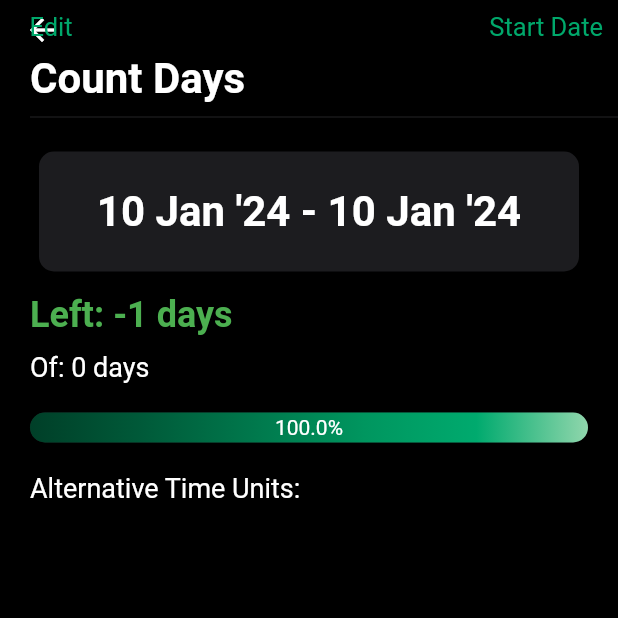
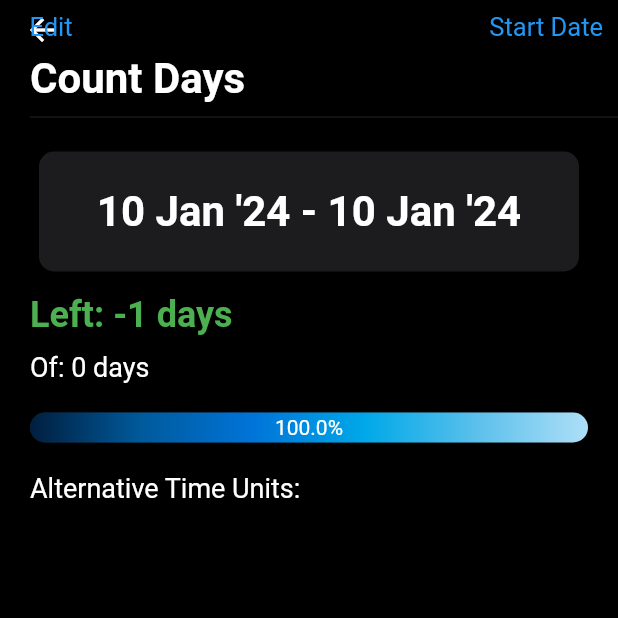
Before and after one commit to Tombiczek/Count-Days-Flutter, a Flutter app: the Timer screen opened directly with empty values, on a phone screen of 412 x 824 dp, the top half of it. Run offline on Flutter 3.47's test engine with Material 2 defaults, Android fonts, the phone set to English and light mode, and no system bars; drawn by our look-alikes of percent_indicator; our stand-ins replace shared_preferences; accounts and stored records are empty.

Commit message:
back to normal

```diff
--- a/lib/app_themes.dart
+++ b/lib/app_themes.dart
@@ -66,7 +66,7 @@ class AppThemes {
   }
 
   static Color getAccentColor() {
-    return const Color.fromARGB(255, 0, 168, 107);
-    // return Colors.blue;
+    // return const Color.fromARGB(255, 0, 168, 107);
+    return Colors.blue;
   }
 }
--- a/lib/percent_widget.dart
+++ b/lib/percent_widget.dart
@@ -77,12 +77,18 @@ double calculatePercentage() {
                   Colors.indigo,
                   Colors.purple
                 ] : const [
-                  Color.fromARGB(255, 0, 63, 40),      // Darker Greenish Cyan
-                  Color.fromARGB(255, 0, 90, 57),      // Dark Greenish Cyan
-                  Color.fromARGB(255, 0, 120, 76),     // Jungle Green
-                  Color.fromARGB(255, 0, 150, 95),     // Specified RGB Color (in the middle)
-                  Color.fromARGB(255, 0, 170, 110),    // Fresh Green
-                  Color.fromARGB(255, 144, 214, 172)   // Light Mint Green
+                  // Color.fromARGB(255, 0, 63, 40),      // Darker Greenish Cyan
+                  // Color.fromARGB(255, 0, 90, 57),      // Dark Greenish Cyan
+                  // Color.fromARGB(255, 0, 120, 76),     // Jungle Green
+                  // Color.fromARGB(255, 0, 150, 95),     // Specified RGB Color (in the middle)
+                  // Color.fromARGB(255, 0, 170, 110),    // Fresh Green
+                  // Color.fromARGB(255, 144, 214, 172)   // Light Mint Green
+                  Color.fromARGB(255, 0, 31, 63),    // Dark Blue
+                  Color.fromARGB(255, 0, 90, 156),   // Royal Blue
+                  Color.fromARGB(255, 0, 116, 217),  // Deep Sky Blue
+                  Color.fromARGB(255, 0, 168, 232),  // Sky Blue
+                  Color.fromARGB(255, 91, 192, 235), // Baby Blue
+                  Color.fromARGB(255, 174, 223, 247) // Powder Blue
                 ],
               begin: Alignment.centerLeft,
               end: Alignment.centerRight,),
--- a/lib/settings.dart
+++ b/lib/settings.dart
@@ -397,7 +397,7 @@ class _SettingsPageState extends State<SettingsPage> {
                         style: Theme.of(context).textTheme.bodySmall),
                         const Spacer(),
                         const Text(
-                          "v1.1.0-Maciek's Edition\u{1F62E}\u{200D}\u{1F4A8}",
+                          "v1.1.0",
                           style: TextStyle(
                             color: Color.fromARGB(255, 126, 126, 126),
                             fontSize: 15)
```
